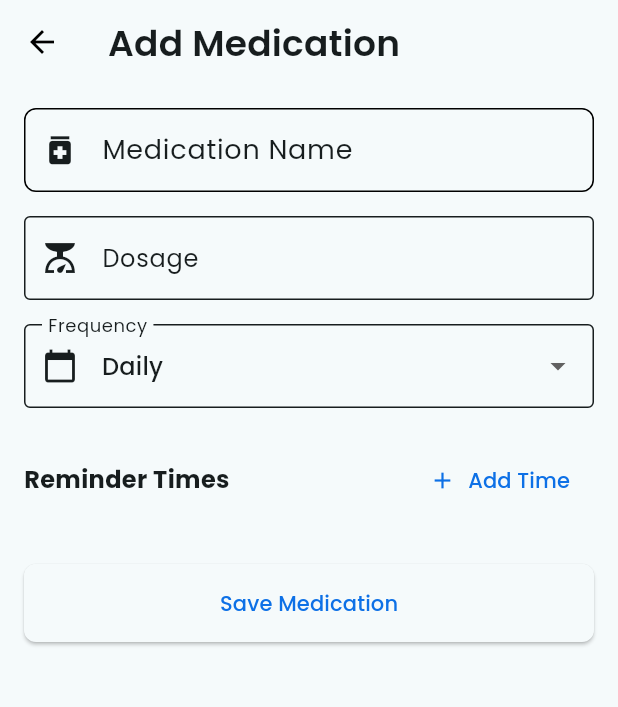
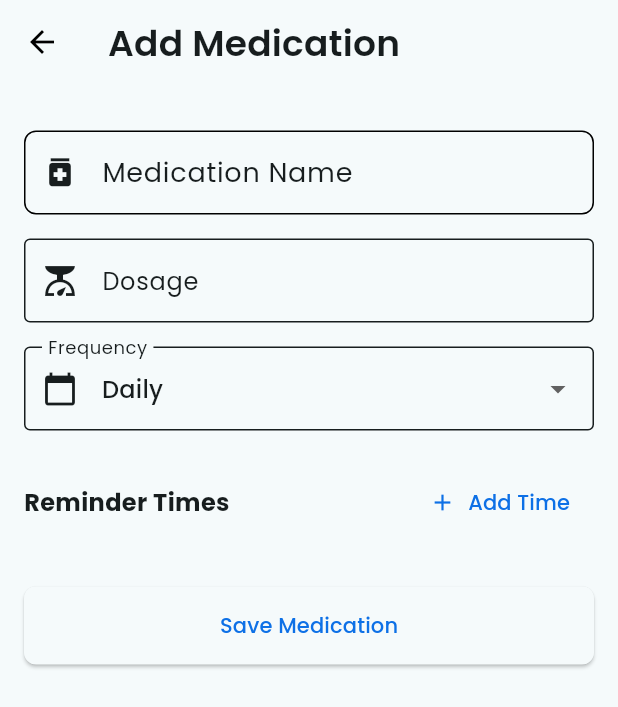
Before and after one commit to andriimobdev25/healthcare-app, a Flutter app: the AddMedicationPage screen opened directly, on a phone screen of 412 x 824 dp. Shown: the top 707 px of the screen. Run offline on Flutter 3.47's test engine with Material 3 defaults, Android fonts, the phone set to English and light mode, and no system bars; our stand-ins replace animate_do, cloud_firestore, firebase_auth, firebase_core, firebase_messaging, firebase_storage and 8 more; missing offline and left inert: google_mlkit_text_recognition; accounts and stored records are empty; network calls fail.

Commit message:
Add spacing above medication name input field in AddMedicationPage

```diff
--- a/lib/pages/userprofile/add_meditation_screen.dart
+++ b/lib/pages/userprofile/add_meditation_screen.dart
@@ -109,6 +109,9 @@ class _AddMedicationPageState extends State<AddMedicationPage> {
           child: Column(
             crossAxisAlignment: CrossAxisAlignment.stretch,
             children: [
+              SizedBox(
+                height: 15,
+              ),
               CustomInput(
                 controller: _medicationNameController,
                 labelText: "Medication Name",
```
